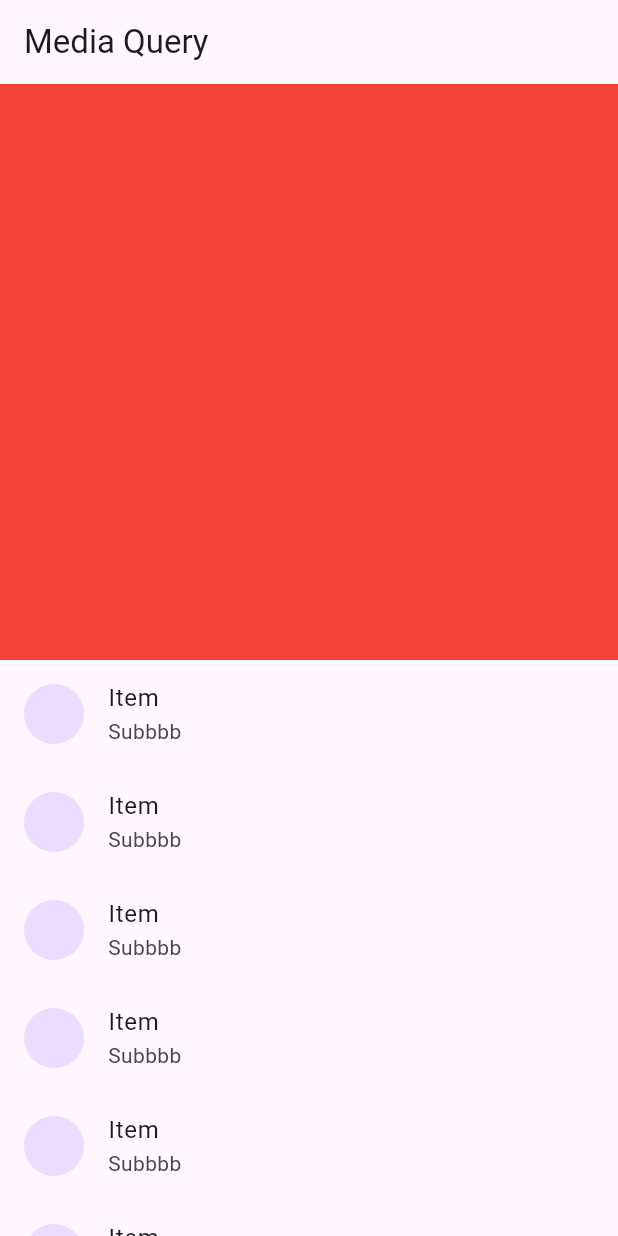
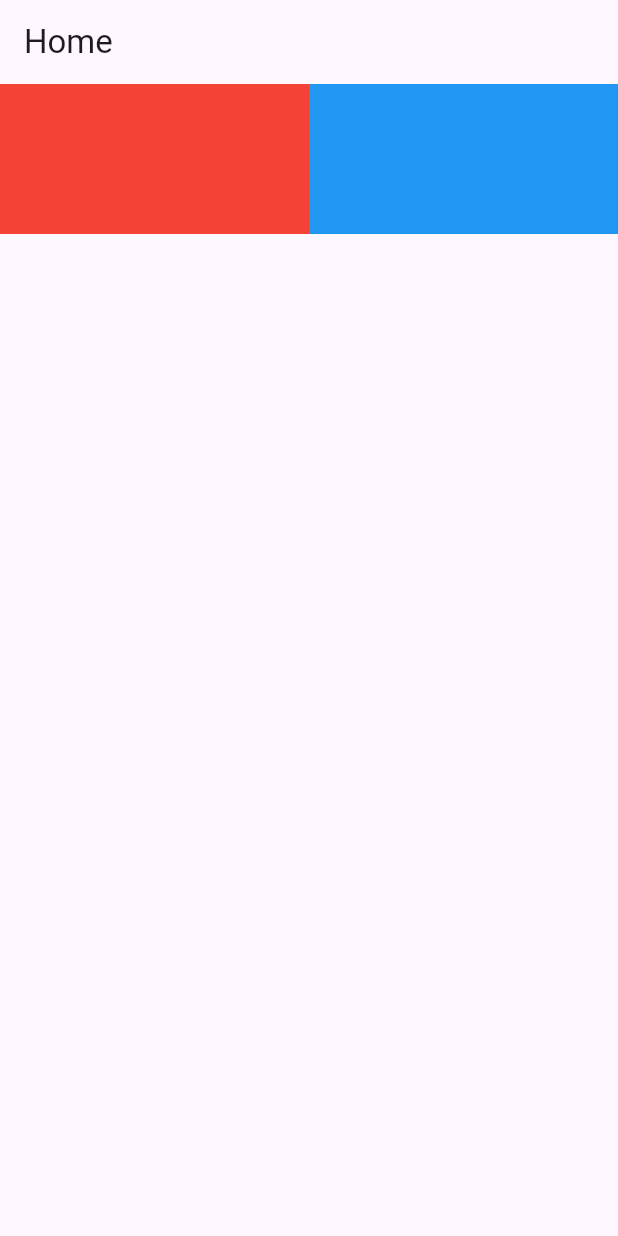
Before and after one commit to rafsanza-hub/learn-flutter, a Flutter app: the screen it shows after launch, on a phone screen of 412 x 824 dp. Run offline on Flutter 3.47's test engine with Material 3 defaults, Android fonts, the phone set to English and light mode, and no system bars; our stand-ins replace faker.

Commit message:
Flexible & Expanded

```diff
--- /dev/null
+++ b/lib/archive/mainMediaQuery.dart
@@ -0,0 +1,57 @@
+import 'package:flutter/material.dart';
+
+void main() => runApp(const MyApp());
+
+class MyApp extends StatelessWidget {
+  const MyApp({super.key});
+
+  @override
+  Widget build(BuildContext context) {
+    return const MaterialApp(
+      home: HomePage(),
+    );
+  }
+}
+
+class HomePage extends StatelessWidget {
+  const HomePage({super.key});
+
+  @override
+  Widget build(BuildContext context) {
+    final double screenHeight = MediaQuery.of(context).size.height;
+    final double screenWidth = MediaQuery.of(context).size.width;
+    final double appBarHeight = kToolbarHeight;
+    final double bodyHeight =
+        screenHeight - appBarHeight - MediaQuery.of(context).padding.top;
+
+    return Scaffold(
+      appBar: AppBar(
+        title: const Text("Media Query"),
+      ),
+      body: Center(
+        child: Column(
+          children: [
+            Container(
+              height: bodyHeight * 0.5,
+              width: screenWidth,
+              color: Colors.red,
+            ),
+            SizedBox(
+              height: bodyHeight * 0.5,
+              width: double.infinity,
+              child: ListView.builder(
+                  itemCount: 10,
+                  itemBuilder: (context, indext) {
+                    return const ListTile(
+                      subtitle: Text("Subbbb"),
+                      leading: CircleAvatar(),
+                      title: Text("Item"),
+                    );
+                  }),
+            )
+          ],
+        ),
+      ),
+    );
+  }
+}
--- a/lib/main.dart
+++ b/lib/main.dart
@@ -7,7 +7,7 @@ class MyApp extends StatelessWidget {
 
   @override
   Widget build(BuildContext context) {
-    return const MaterialApp(
+    return MaterialApp(
       home: HomePage(),
     );
   }
@@ -18,40 +18,27 @@ class HomePage extends StatelessWidget {
 
   @override
   Widget build(BuildContext context) {
-    final double screenHeight = MediaQuery.of(context).size.height;
-    final double screenWidth = MediaQuery.of(context).size.width;
-    final double appBarHeight = kToolbarHeight;
-    final double bodyHeight =
-        screenHeight - appBarHeight - MediaQuery.of(context).padding.top;
-
     return Scaffold(
-      appBar: AppBar(
-        title: const Text("Media Query"),
-      ),
-      body: Center(
-        child: Column(
+        appBar: AppBar(
+          title: const Text("Home"),
+        ),
+        body: Row(
           children: [
-            Container(
-              height: bodyHeight * 0.5,
-              width: screenWidth,
-              color: Colors.red,
+            Expanded(
+              flex: 1,
+              child: Container(
+                color: Colors.red,
+                height: 100,
+              ),
             ),
-            SizedBox(
-              height: bodyHeight * 0.5,
-              width: double.infinity,
-              child: ListView.builder(
-                  itemCount: 10,
-                  itemBuilder: (context, indext) {
-                    return const ListTile(
-                      subtitle: Text("Subbbb"),
-                      leading: CircleAvatar(),
-                      title: Text("Item"),
-                    );
-                  }),
-            )
+            Flexible(
+              flex: 1,
+              child: Container(
+                color: Colors.blue,
+                height: 100,
+              ),
+            ),
           ],
-        ),
-      ),
-    );
+        ));
   }
 }
```
